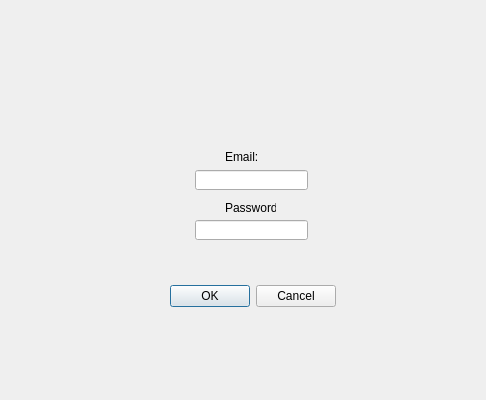
Rolerdxx/Car-Rental, file UI/login_D.ui: the form before one commit; both pictures show x 225 to 711 and y 0 to 400 of the 711 by 400 pixel window.
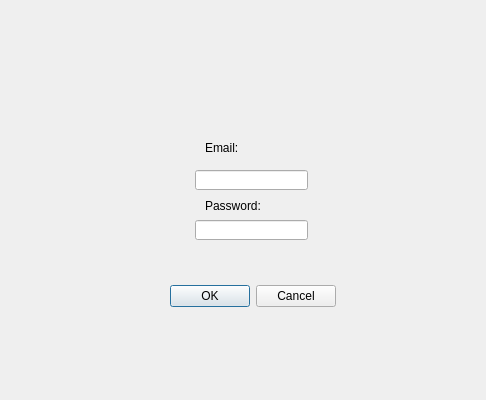
The form after the commit. Icons and pictures are not drawn.

```diff
--- a/UI/login_D.ui
+++ b/UI/login_D.ui
@@ -36,19 +36,6 @@
     <set>QDialogButtonBox::Cancel|QDialogButtonBox::Ok</set>
    </property>
   </widget>
-  <widget class="QLabel" name="label23">
-   <property name="geometry">
-    <rect>
-     <x>450</x>
-     <y>150</y>
-     <width>47</width>
-     <height>13</height>
-    </rect>
-   </property>
-   <property name="text">
-    <string>Email:</string>
-   </property>
-  </widget>
   <widget class="QLineEdit" name="emailline">
    <property name="geometry">
     <rect>
@@ -69,13 +56,26 @@
     </rect>
    </property>
   </widget>
-  <widget class="QLabel" name="label_2">
+  <widget class="QLabel" name="label">
    <property name="geometry">
     <rect>
-     <x>450</x>
-     <y>200</y>
-     <width>51</width>
+     <x>430</x>
+     <y>140</y>
+     <width>55</width>
      <height>16</height>
+    </rect>
+   </property>
+   <property name="text">
+    <string>Email:</string>
+   </property>
+  </widget>
+  <widget class="QLabel" name="label_2">
+   <property name="geometry">
+    <rect>
+     <x>430</x>
+     <y>196</y>
+     <width>71</width>
+     <height>20</height>
     </rect>
    </property>
    <property name="text">
```
